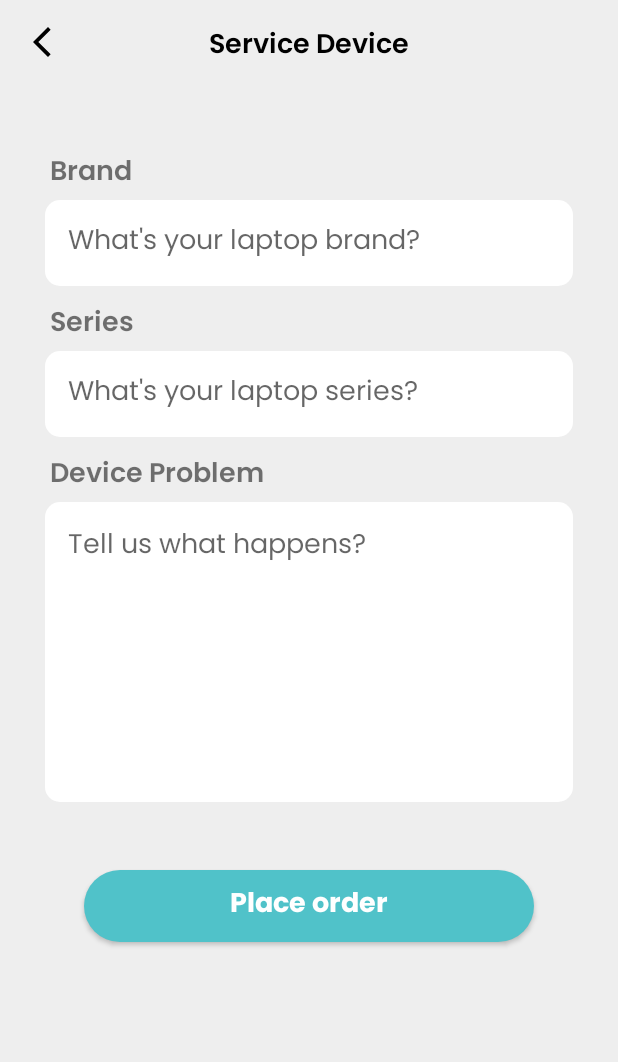
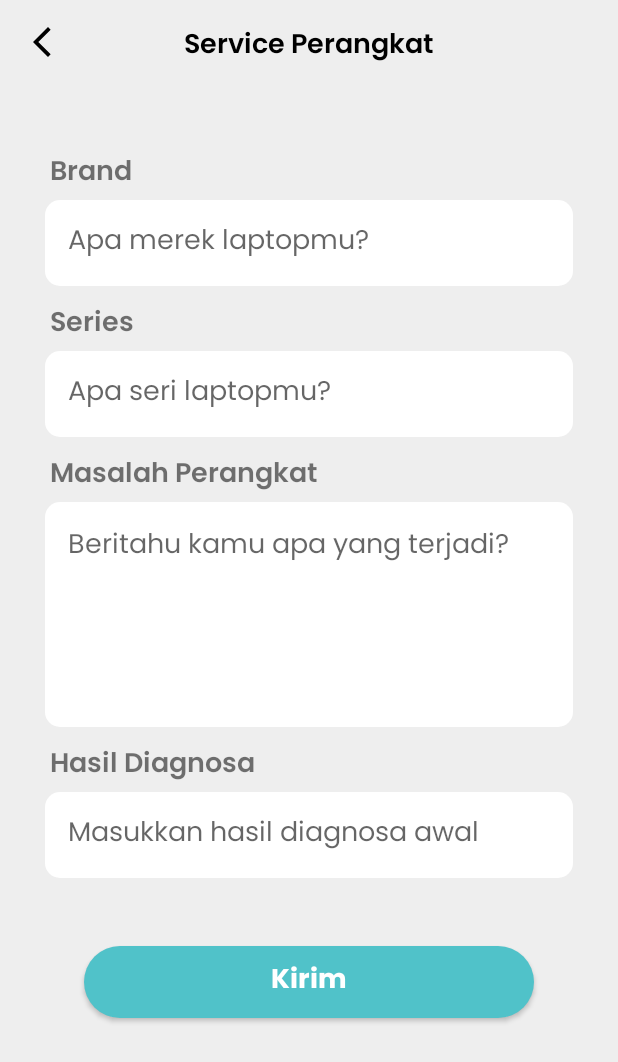
Before and after one commit to agaaaptr/eonservice, an Android app: the ServiceActivity screen opened directly, with no data from a screen before it, on a phone screen of 412 x 824 dp. Shown: the top 1062 px of the screen. Run offline under Robolectric (Android 15) with nearby library versions, the phone set to English and light mode, and no system bars; our stand-ins replace Firebase (no records; nobody signed in at launch, a user with empty details on screens opened directly).

Commit message:
style(userInterface) Update UI

```diff
--- a/app/src/main/java/com/example/eonservice/LoginActivity.kt
+++ b/app/src/main/java/com/example/eonservice/LoginActivity.kt
@@ -24,19 +24,19 @@ class LoginActivity : AppCompatActivity() {
             val password = L_edt_password.text.toString().trim()
 
             if (email.isEmpty()){
-                L_edt_email.error = "Email can not be empty!"
+                L_edt_email.error = "Email tidak boleh kosong!"
                 L_edt_email.requestFocus()
                 return@setOnClickListener
             }
 
             if (!Patterns.EMAIL_ADDRESS.matcher(email).matches()){
-                L_edt_email.error = "Email is not valid"
+                L_edt_email.error = "Email tidak valid"
                 L_edt_email.requestFocus()
                 return@setOnClickListener
             }
 
             if (password.isEmpty() || password.length < 6){
-                L_edt_password.error = "Password must be more than 6 characters!"
+                L_edt_password.error = "Password harus lebih dari 6 karakter!"
                 L_edt_password.requestFocus()
                 return@setOnClickListener
             }
--- a/app/src/main/java/com/example/eonservice/RegisterActivity.kt
+++ b/app/src/main/java/com/example/eonservice/RegisterActivity.kt
@@ -25,19 +25,19 @@ class RegisterActivity : AppCompatActivity() {
             val password = R_edt_password.text.toString().trim()
 
             if (email.isEmpty()){
-                R_edt_email.error = "Email can not be empty!"
+                R_edt_email.error = "Email tidak boleh kosong!"
                 R_edt_email.requestFocus()
                 return@setOnClickListener
             }
 
             if (!Patterns.EMAIL_ADDRESS.matcher(email).matches()){
-                R_edt_email.error = "Email is not valid"
+                R_edt_email.error = "Email tidak valid"
                 R_edt_email.requestFocus()
                 return@setOnClickListener
             }
 
             if (password.isEmpty() || password.length < 6){
-                R_edt_password.error = "Password must be more than 6 characters!"
+                R_edt_password.error = "Password harus lebih dari 6 karakter!"
                 R_edt_password.requestFocus()
                 return@setOnClickListener
             }
--- a/app/src/main/java/com/example/eonservice/ServiceActivity.kt
+++ b/app/src/main/java/com/example/eonservice/ServiceActivity.kt
@@ -62,19 +62,19 @@ class ServiceActivity : AppCompatActivity() {
         val series = edtSeries.text.toString()
 
         if (brand.isEmpty()){
-            edtBrand.error = "Please enter laptop brand"
+            edtBrand.error = "Mohon masukkan merek laptop"
             edtBrand.requestFocus()
             return
         }
 
         if (series.isEmpty()){
-            edtSeries.error = "Please enter laptop series"
+            edtSeries.error = "Mohon masukkan seri laptop"
             edtSeries.requestFocus()
             return
         }
 
         if (problem.isEmpty()){
-            edtProblem.error = "Please enter your problem"
+            edtProblem.error = "Mohon beritahu permasalahan laptop"
             edtProblem.requestFocus()
             return
         }
--- a/app/src/main/res/layout/activity_history.xml
+++ b/app/src/main/res/layout/activity_history.xml
@@ -22,7 +22,7 @@
         android:layout_centerHorizontal="true"
         android:fontFamily="@font/poppinssemibold"
         android:paddingTop="15dp"
-        android:text="Transaction History"
+        android:text="Riwayat Transaksi"
         android:textColor="@color/black"
         android:textSize="18dp" />
 
--- a/app/src/main/res/layout/activity_main.xml
+++ b/app/src/main/res/layout/activity_main.xml
@@ -27,8 +27,10 @@
         android:layout_width="wrap_content"
         android:layout_height="wrap_content"
         android:layout_below="@id/img_2"
-        android:text="Get things done with EonService"
+        android:text="Selesaikan semuanya dengan
+        EonService"
         android:layout_centerHorizontal="true"
+        android:gravity="center"
         android:layout_marginTop="20dp"
         android:fontFamily="@font/poppinssemibold"
         android:textSize="18sp"
@@ -41,7 +43,7 @@
         android:layout_height="wrap_content"
         android:layout_below="@id/txt_1"
         android:gravity="center"
-        android:text="Repair your device with just a few clicks on your smartphone"
+        android:text="Perbaiki perangkat Anda hanya dengan beberapa klik di smartphone Anda"
         android:padding="20dp"
         android:fontFamily="@font/poppinsregular"
         android:textColor="@color/black"
--- a/app/src/main/res/layout/activity_service.xml
+++ b/app/src/main/res/layout/activity_service.xml
@@ -20,7 +20,7 @@
         android:layout_width="wrap_content"
         android:layout_height="wrap_content"
         android:paddingTop="15dp"
-        android:text="Service Device"
+        android:text="Service Perangkat"
         android:textSize="18dp"
         android:layout_centerHorizontal="true"
         android:fontFamily="@font/poppinssemibold"
@@ -49,7 +49,7 @@
             android:layout_width="match_parent"
             android:layout_height="57dp"
             android:background="@drawable/form_shape"
-            android:hint="What's your laptop brand?"
+            android:hint="Apa merek laptopmu?"
             android:backgroundTint="@color/white"
             android:paddingLeft="15dp"
             android:fontFamily="@font/poppinsregular"
@@ -70,7 +70,7 @@
             android:layout_width="match_parent"
             android:layout_height="57dp"
             android:background="@drawable/form_shape"
-            android:hint="What's your laptop series?"
+            android:hint="Apa seri laptopmu?"
             android:backgroundTint="@color/white"
             android:paddingLeft="15dp"
             android:fontFamily="@font/poppinsregular"
@@ -82,21 +82,41 @@
             android:id="@+id/txt_problem"
             android:paddingTop="10dp"
             android:paddingStart="3dp"
-            android:text="Device Problem"
+            android:text="Masalah Perangkat"
             android:fontFamily="@font/poppinssemibold"
             android:textSize="18sp"/>
 
         <EditText
             android:layout_marginTop="2dp"
             android:layout_width="match_parent"
-            android:layout_height="200dp"
+            android:layout_height="150dp"
             android:background="@drawable/form_shape"
-            android:hint="Tell us what happens?"
+            android:hint="Beritahu kamu apa yang terjadi?"
             android:backgroundTint="@color/white"
             android:paddingLeft="15dp"
-            android:paddingBottom="140dp"
+            android:paddingBottom="90dp"
             android:fontFamily="@font/poppinsregular"
             android:id="@+id/form_problem"/>
+        <TextView
+            android:layout_width="match_parent"
+            android:layout_height="wrap_content"
+            android:id="@+id/txt_hasilDiagnosa"
+            android:paddingTop="10dp"
+            android:paddingStart="3dp"
+            android:text="Hasil Diagnosa"
+            android:fontFamily="@font/poppinssemibold"
+            android:textSize="18sp"/>
+
+        <EditText
+            android:layout_marginTop="2dp"
+            android:layout_width="match_parent"
+            android:layout_height="57dp"
+            android:background="@drawable/form_shape"
+            android:hint="Masukkan hasil diagnosa awal"
+            android:backgroundTint="@color/white"
+            android:paddingLeft="15dp"
+            android:fontFamily="@font/poppinsregular"
+            android:id="@+id/form_hasilDiagnosa"/>
 
 
 
@@ -106,7 +126,7 @@
         android:layout_width="wrap_content"
         android:layout_height="wrap_content"
         android:layout_marginTop="15dp"
-        android:text="Place order"
+        android:text="Kirim"
         android:textAllCaps="false"
         android:layout_below="@id/ly_1"
         android:layout_centerHorizontal="true"
--- a/app/src/main/res/menu/nav_menu.xml
+++ b/app/src/main/res/menu/nav_menu.xml
@@ -20,10 +20,10 @@
 <!--        android:title=""-->
 <!--        android:iconTint="#2196F3"/>-->
 
-    <item
+<!--    <item
         android:id="@+id/nav_profile"
         android:icon="@drawable/ic_person"
         android:title=""
-        android:iconTint="#3F51B5"/>
+        android:iconTint="#3F51B5"/> -->
 
 </menu>
--- a/app/src/main/res/values/strings.xml
+++ b/app/src/main/res/values/strings.xml
@@ -5,7 +5,7 @@
     <string name="hello">Hello</string>
     <string name="aga">Aga</string>
     <string name="search">Search</string>
-    <string name="service_device">Service Device</string>
-    <string name="initial_diagnosis">Initial Diagnosis</string>
+    <string name="service_device">Service Perangkat</string>
+    <string name="initial_diagnosis">Diagnosa Awal</string>
     <string name="reference">Reference</string>
 </resources>
```
Also changed, not shown: app/src/main/java/com/example/eonservice/DiagnosisActivity.kt (+10 -10 lines), app/src/main/java/com/example/eonservice/HomeActivity.kt (+2 -7 lines), app/src/main/res/layout/activity_diagnosis.xml (+7 -7 lines), app/src/main/res/layout/activity_home.xml (+4 -4 lines), app/src/main/res/layout/activity_login.xml (+5 -5 lines), app/src/main/res/layout/activity_register.xml (+6 -6 lines), app/src/main/res/layout/activity_settings.xml (+12 -18 lines), app/src/main/res/layout/activity_task_success.xml (+24 -11 lines), app/src/main/res/layout/list_history.xml (+47 -5 lines).
